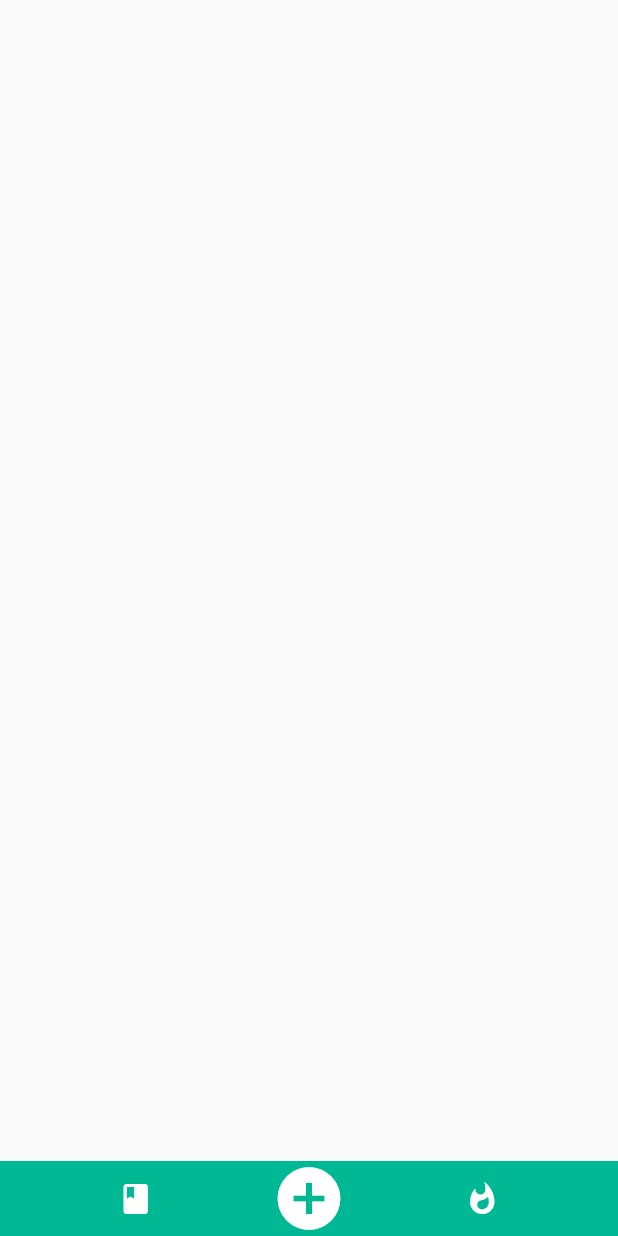
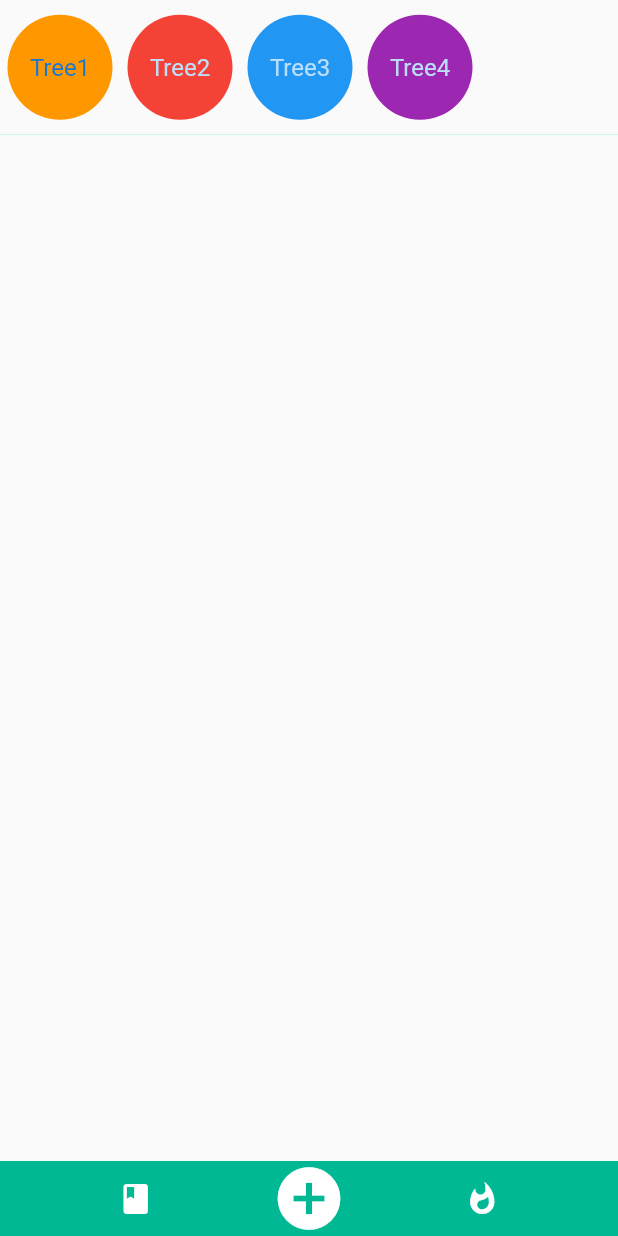
Before and after one commit to hisnameispum/nurture_land, a Flutter app: the screen it shows after launch, on a phone screen of 412 x 824 dp. Run offline on Flutter 3.47's test engine with Material 2 defaults, Android fonts, the phone set to English and light mode, and no system bars.

Commit message:
Added the story feature at the top of screen.

```diff
--- a/lib/screens/todo_screen.dart
+++ b/lib/screens/todo_screen.dart
@@ -9,12 +9,62 @@ class Todo_Screen extends StatelessWidget{
       body: Stack(
         alignment: Alignment.bottomCenter,
         children: [
-          ListView(
+          SafeArea(
+            child: Expanded(
+              child: Column(
                 children: [
-
+                  Container(
+                    height: 90,
+                    child: ListView(
+                      scrollDirection: Axis.horizontal,
+                      children: [
+                        TreeStory(treeName: "Tree1", treeColor: Colors.orange,),
+                        TreeStory(treeName: "Tree2", treeColor: Colors.red,),
+                        TreeStory(treeName: "Tree3", treeColor: Colors.blue,),
+                        TreeStory(treeName: "Tree4", treeColor: Colors.purple,),
                       ],
                     ),
-          Container(
+                    decoration: BoxDecoration(
+                      border: Border(bottom: BorderSide(width: 0.2, color: Colors.greenAccent)),
+                    ),
+                  ),
+                ],
+              ),
+            ),
+          ),
+          BottomBar(),
+        ],
+      ),
+    );
+  }
+
+
+}
+
+class TreeStory extends StatelessWidget {
+  final String treeName;
+  final Color treeColor;
+  TreeStory({@required this.treeName, @required this.treeColor});
+
+
+  @override
+  Widget build(BuildContext context) {
+    return Padding(
+      padding: const EdgeInsets.symmetric(vertical: 8,horizontal: 5),
+      child: CircleAvatar(
+          backgroundColor: treeColor,
+          child: Text(treeName),
+          minRadius: 35,
+      ),
+    );
+  }
+}
+
+class BottomBar extends StatelessWidget {
+
+  @override
+  Widget build(BuildContext context) {
+    return Container(
         child: Row(
           mainAxisAlignment: MainAxisAlignment.spaceEvenly,
           children: [
@@ -34,11 +84,6 @@ class Todo_Screen extends StatelessWidget{
           ],
         ),
         height: 50.0,
-              color: Color(0xFF00b894)),
-        ],
-      ),
-    );
+        color: Color(0xFF00b894));
   }
-
-
 }
```
Lines whose indentation alone changed are shown as unchanged.
